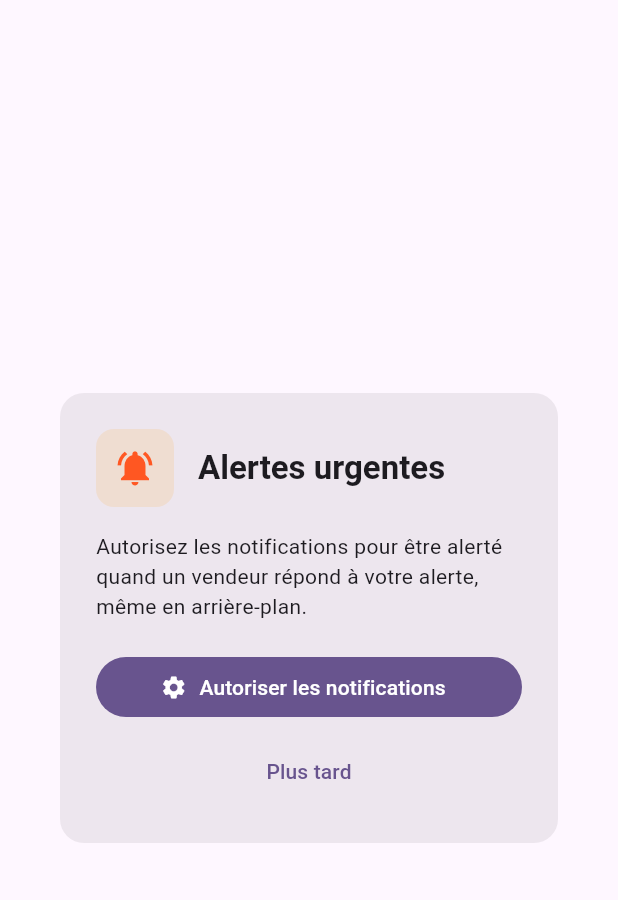
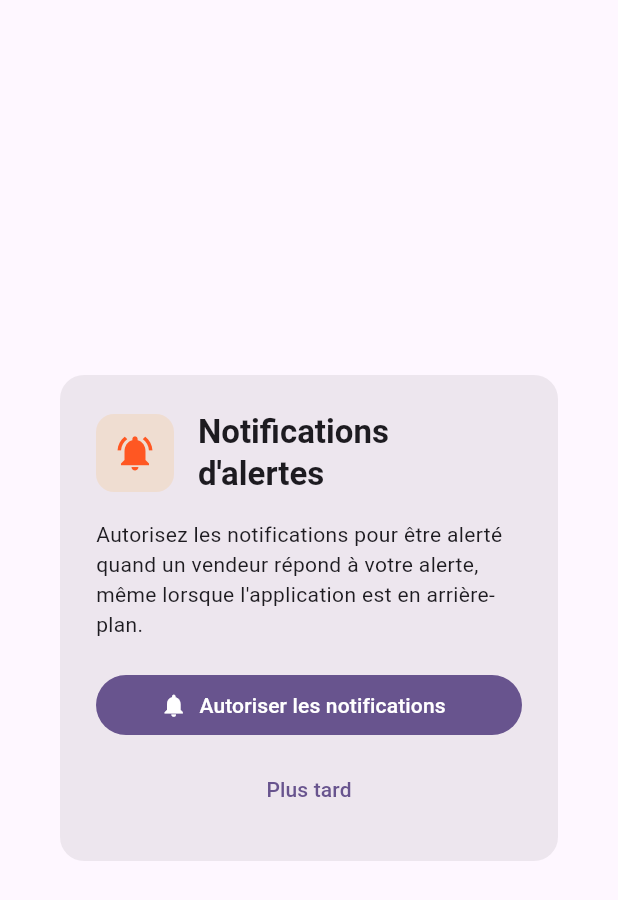
Before and after one commit to Dihas-ets/tranoo-mobile, a Flutter app: the AlertDisplayPermissionDialog widget shown alone on an empty page, opened directly, on a phone screen of 412 x 824 dp. Shown: the top 900 px of the screen. Run offline on Flutter 3.47's test engine with Material 3 defaults, Android fonts, the phone set to English and light mode, and no system bars; our stand-ins replace audioplayers, confetti, device_info_plus, device_preview, dio, file_picker and 21 more; missing offline and left inert: feexpay_flutter; accounts and stored records are empty; network calls fail.

Commit message:
Upgrade vers Flutter 3.44.1 avec correctifs build Android.
Mise a jour des dependances majeures, API notifications/file_picker/flutter_map, et desugar_jdk_libs 2.1.4. Builds debug et release valides.

```diff
--- a/lib/data/screens/discussion.dart
+++ b/lib/data/screens/discussion.dart
@@ -185,7 +185,7 @@ class _DiscussionState extends State<Discussion> {
     });
 
     try {
-      FilePickerResult? result = await FilePicker.platform.pickFiles(
+      FilePickerResult? result = await FilePicker.pickFiles(
         type: FileType.custom,
         allowedExtensions: ['pdf', 'doc', 'docx'],
       );
--- a/lib/data/screens/tricycle/tricycle_home.dart
+++ b/lib/data/screens/tricycle/tricycle_home.dart
@@ -560,11 +560,11 @@ class _TricycleHomePageState extends State<TricycleHomePage> {
                     ),
                     child: FlutterMap(
                       options: MapOptions(
-                        center: LatLng(
+                        initialCenter: LatLng(
                           _position?.latitude ?? 6.3654,
                           _position?.longitude ?? 2.4183,
                         ),
-                        zoom: 13.0,
+                        initialZoom: 13.0,
                       ),
                       children: [
                         TileLayer(
--- a/lib/widgets/alert_display_permission_dialog.dart
+++ b/lib/widgets/alert_display_permission_dialog.dart
@@ -1,12 +1,10 @@
 import 'dart:io';
 
-import 'package:device_info_plus/device_info_plus.dart';
 import 'package:flutter/foundation.dart';
 import 'package:flutter/material.dart';
-import 'package:permission_handler/permission_handler.dart';
 import 'package:tranoo/services/alert_display_permission_service.dart';
 
-/// Explique pourquoi activer les alertes plein écran et ouvre les paramètres système.
+/// Demande l'autorisation notifications pour les réponses vendeur aux alertes.
 class AlertDisplayPermissionDialog extends StatelessWidget {
   final VoidCallback? onDone;
 
@@ -31,12 +29,7 @@ class AlertDisplayPermissionDialog extends StatelessWidget {
       shape: RoundedRectangleBorder(borderRadius: BorderRadius.circular(16)),
       child: Padding(
         padding: const EdgeInsets.all(24),
-        child: FutureBuilder<AndroidBuildVersion>(
-          future: _sdkInfo(),
-          builder: (context, snap) {
-            final sdk = snap.data?.sdkInt ?? 0;
-            final needsFsi = sdk >= 34;
-            return Column(
+        child: Column(
           mainAxisSize: MainAxisSize.min,
           crossAxisAlignment: CrossAxisAlignment.start,
           children: [
@@ -57,7 +50,7 @@ class AlertDisplayPermissionDialog extends StatelessWidget {
                 const SizedBox(width: 16),
                 Expanded(
                   child: Text(
-                        'Alertes urgentes',
+                    'Notifications d\'alertes',
                     style: Theme.of(context).textTheme.titleLarge?.copyWith(
                           fontWeight: FontWeight.bold,
                         ),
@@ -66,38 +59,18 @@ class AlertDisplayPermissionDialog extends StatelessWidget {
               ],
             ),
             const SizedBox(height: 16),
-                Text(
-                  needsFsi
-                      ? 'Sur Android 14 et plus, Tranoo a besoin de l\'autorisation '
-                          '« Afficher les notifications en plein écran » pour afficher '
-                          'une proposition vendeur en plein écran (app fermée ou écran verrouillé).'
-                      : 'Autorisez les notifications pour être alerté quand un vendeur '
-                          'répond à votre alerte, même en arrière-plan.',
-                  style: const TextStyle(height: 1.45),
+            const Text(
+              'Autorisez les notifications pour être alerté quand un vendeur '
+              'répond à votre alerte, même lorsque l\'application est en arrière-plan.',
+              style: TextStyle(height: 1.45),
             ),
-                if (needsFsi) ...[
-                  const SizedBox(height: 12),
-                  Text(
-                    'Étape suivante : l\'écran Paramètres de votre téléphone s\'ouvrira. '
-                    'Activez « Autoriser le plein écran » (ou formulation équivalente) pour Tranoo.',
-                    style: TextStyle(
-                      color: Colors.grey[700],
-                      fontSize: 13,
-                      height: 1.4,
-                    ),
-                  ),
-                ],
             const SizedBox(height: 20),
             SizedBox(
               width: double.infinity,
               child: FilledButton.icon(
-                    onPressed: () => _onActivate(context, needsFsi),
-                    icon: const Icon(Icons.settings),
-                    label: Text(
-                      needsFsi
-                          ? 'Ouvrir les paramètres'
-                          : 'Autoriser les notifications',
-                    ),
+                onPressed: () => _onActivate(context),
+                icon: const Icon(Icons.notifications),
+                label: const Text('Autoriser les notifications'),
               ),
             ),
             const SizedBox(height: 8),
@@ -109,38 +82,17 @@ class AlertDisplayPermissionDialog extends StatelessWidget {
               ),
             ),
           ],
-            );
-          },
         ),
       ),
     );
   }
 
-  Future<AndroidBuildVersion> _sdkInfo() async {
-    final info = await DeviceInfoPlugin().androidInfo;
-    return info.version;
-  }
-
-  Future<void> _onActivate(BuildContext context, bool needsFsi) async {
+  Future<void> _onActivate(BuildContext context) async {
     await AlertDisplayPermissionService.ensureNotificationPermission();
-    if (needsFsi) {
-      await AlertDisplayPermissionService.openFullScreenIntentSettings();
-    } else {
-      await openAppSettings();
-    }
+    await AlertDisplayPermissionService.markPromptSeen();
     if (!context.mounted) return;
     Navigator.of(context).pop();
-    ScaffoldMessenger.of(context).showSnackBar(
-      const SnackBar(
-        content: Text(
-          'Revenez dans l\'app après avoir activé l\'option dans Paramètres.',
-        ),
-        duration: Duration(seconds: 4),
-      ),
-    );
-    if (await AlertDisplayPermissionService.canUseFullScreenIntent()) {
-      await AlertDisplayPermissionService.markPromptSeen();
-    }
+    onDone?.call();
   }
 
   Future<void> _onLater(BuildContext context) async {
```
Also changed, not shown: lib/data/screens/mesfactures.dart (+4 -4 lines), lib/services/alert_display_permission_service.dart (+4 -53 lines), lib/utils/local_notification_service.dart (+33 -18 lines), pubspec.yaml (+10 -10 lines), pubspec.lock, 9 other files. Lines whose indentation alone changed are shown as unchanged.
